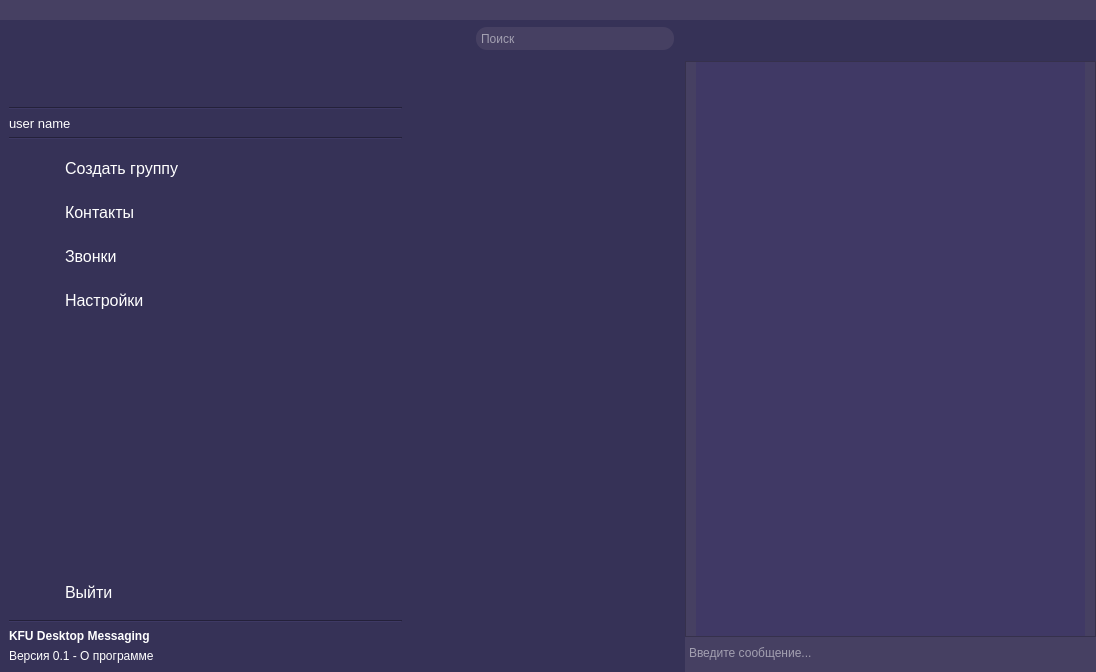
This is client/GUI/UI_MainWindow.ui in Vityshha/desktop-messenger as Qt 5 draws it before an edit. The edited form follows.
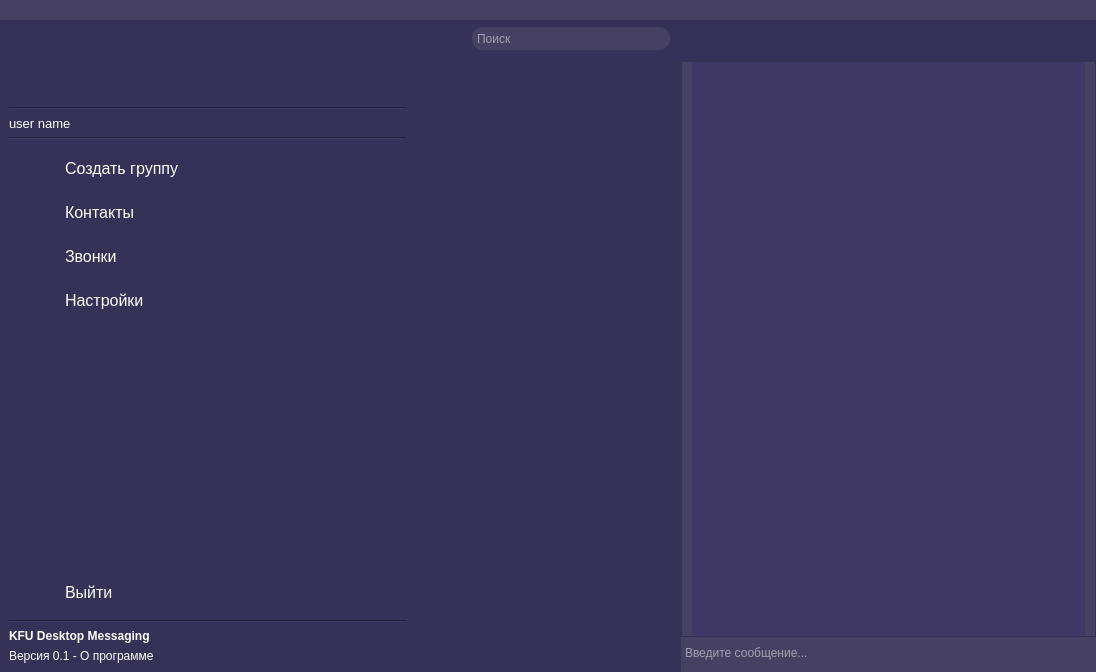
This is the edited form. Icons and pictures are not drawn. Custom widgets are drawn as their Qt base class.

Commit message: add user label info CustomQListWidget

```diff
--- a/client/GUI/UI_MainWindow.ui
+++ b/client/GUI/UI_MainWindow.ui
@@ -837,7 +837,7 @@
                    <string>&lt;!DOCTYPE HTML PUBLIC &quot;-//W3C//DTD HTML 4.0//EN&quot; &quot;http://www.w3.org/TR/REC-html40/strict.dtd&quot;&gt;
 &lt;html&gt;&lt;head&gt;&lt;meta name=&quot;qrichtext&quot; content=&quot;1&quot; /&gt;&lt;style type=&quot;text/css&quot;&gt;
 p, li { white-space: pre-wrap; }
-&lt;/style&gt;&lt;/head&gt;&lt;body style=&quot; font-family:'MS Shell Dlg 2'; font-size:9.75pt; font-weight:400; font-style:normal;&quot;&gt;
+&lt;/style&gt;&lt;/head&gt;&lt;body style=&quot; font-family:'MS Shell Dlg 2'; font-size:7.8pt; font-weight:400; font-style:normal;&quot;&gt;
 &lt;p style=&quot;-qt-paragraph-type:empty; margin-top:0px; margin-bottom:0px; margin-left:0px; margin-right:0px; -qt-block-indent:0; text-indent:0px; font-family:'Segoe UI'; font-size:9pt;&quot;&gt;&lt;br /&gt;&lt;/p&gt;&lt;/body&gt;&lt;/html&gt;</string>
                   </property>
                   <property name="overwriteMode">
@@ -863,7 +863,19 @@
                 </sizepolicy>
                </property>
                <layout class="QVBoxLayout" name="verticalLayout_7">
-                <item alignment="Qt::AlignLeft">
+                <property name="leftMargin">
+                 <number>0</number>
+                </property>
+                <property name="topMargin">
+                 <number>0</number>
+                </property>
+                <property name="rightMargin">
+                 <number>0</number>
+                </property>
+                <property name="bottomMargin">
+                 <number>0</number>
+                </property>
+                <item>
                  <widget class="QListWidget" name="list_users">
                   <property name="sizePolicy">
                    <sizepolicy hsizetype="Expanding" vsizetype="Expanding">
@@ -1066,7 +1078,7 @@
                       <x>0</x>
                       <y>0</y>
                       <width>409</width>
-                      <height>570</height>
+                      <height>558</height>
                      </rect>
                     </property>
                     <layout class="QHBoxLayout" name="horizontalLayout_5">
@@ -1210,7 +1222,7 @@
                    <string>&lt;!DOCTYPE HTML PUBLIC &quot;-//W3C//DTD HTML 4.0//EN&quot; &quot;http://www.w3.org/TR/REC-html40/strict.dtd&quot;&gt;
 &lt;html&gt;&lt;head&gt;&lt;meta name=&quot;qrichtext&quot; content=&quot;1&quot; /&gt;&lt;style type=&quot;text/css&quot;&gt;
 p, li { white-space: pre-wrap; }
-&lt;/style&gt;&lt;/head&gt;&lt;body style=&quot; font-family:'MS Shell Dlg 2'; font-size:9.75pt; font-weight:400; font-style:normal;&quot;&gt;
+&lt;/style&gt;&lt;/head&gt;&lt;body style=&quot; font-family:'MS Shell Dlg 2'; font-size:7.8pt; font-weight:400; font-style:normal;&quot;&gt;
 &lt;p style=&quot;-qt-paragraph-type:empty; margin-top:0px; margin-bottom:0px; margin-left:0px; margin-right:0px; -qt-block-indent:0; text-indent:0px; font-family:'Segoe UI'; font-size:9pt;&quot;&gt;&lt;br /&gt;&lt;/p&gt;&lt;/body&gt;&lt;/html&gt;</string>
                   </property>
                   <property name="acceptRichText">
```
The commit also changes 7 other files.
